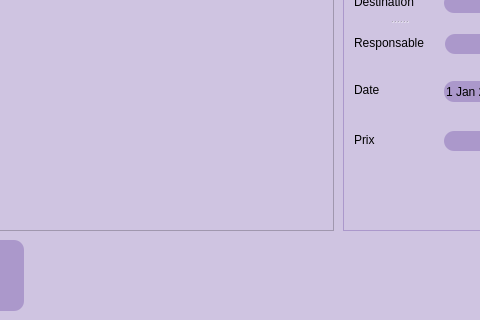
Old version of the form gestion_activite.ui in the repository brahimABD98/smartkids; both pictures show x 249 to 729 and y 260 to 580 of the 882 by 580 pixel window.
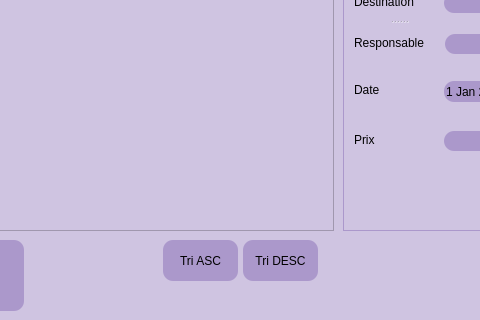
New version of the form. The open tabs and pages were chosen to show the change. Icons and pictures are not drawn.

The edit to the form file:
```diff
--- a/gestion_activite.ui
+++ b/gestion_activite.ui
@@ -1552,6 +1552,44 @@
       </widget>
      </widget>
     </widget>
+    <widget class="QPushButton" name="pushButton_tri_asc">
+     <property name="geometry">
+      <rect>
+       <x>410</x>
+       <y>410</y>
+       <width>75</width>
+       <height>41</height>
+      </rect>
+     </property>
+     <property name="styleSheet">
+      <string notr="true">border-color: rgb(255, 255, 255);
+
+border-radius: 10px;
+background-color: rgb(171, 152, 203);</string>
+     </property>
+     <property name="text">
+      <string>Tri ASC</string>
+     </property>
+    </widget>
+    <widget class="QPushButton" name="pushButton_tri_desc">
+     <property name="geometry">
+      <rect>
+       <x>490</x>
+       <y>410</y>
+       <width>75</width>
+       <height>41</height>
+      </rect>
+     </property>
+     <property name="styleSheet">
+      <string notr="true">border-color: rgb(255, 255, 255);
+
+border-radius: 10px;
+background-color: rgb(171, 152, 203);</string>
+     </property>
+     <property name="text">
+      <string>Tri DESC</string>
+     </property>
+    </widget>
    </widget>
    <widget class="QWidget" name="page_3">
     <widget class="QLabel" name="label_14">
```
Left out of the diff: 2 changed lines with no effect on the pictures.
